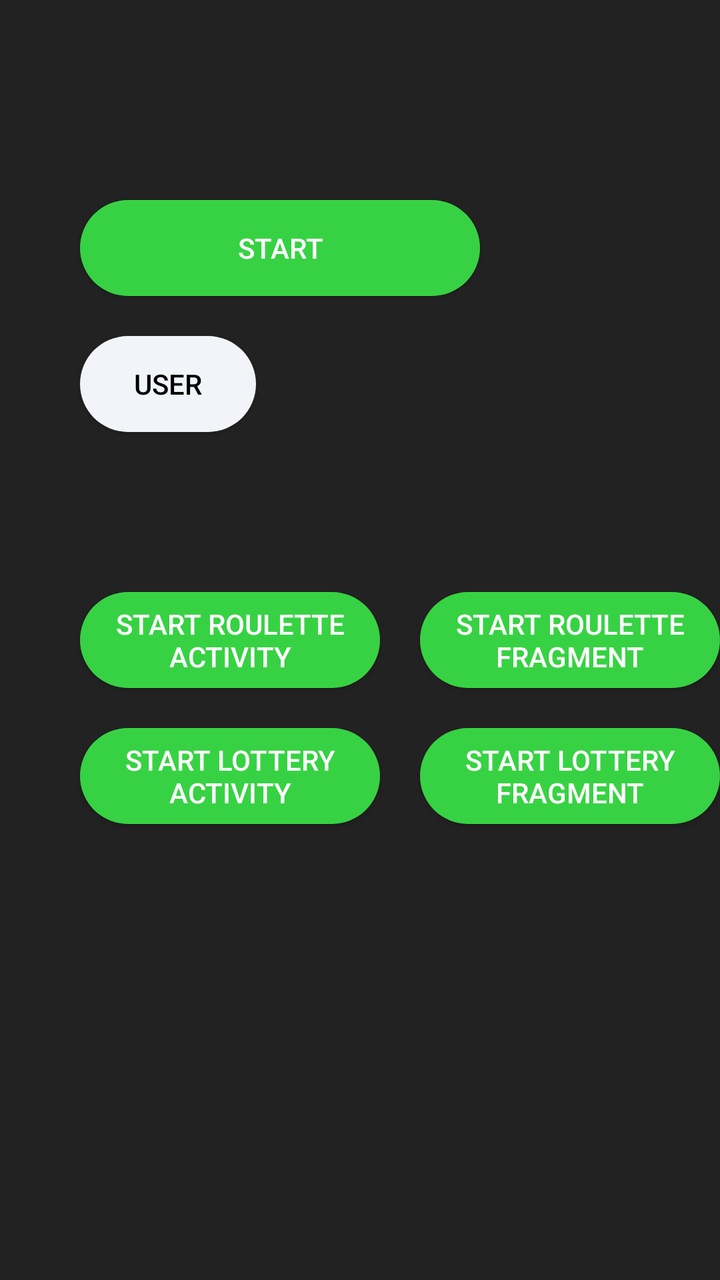
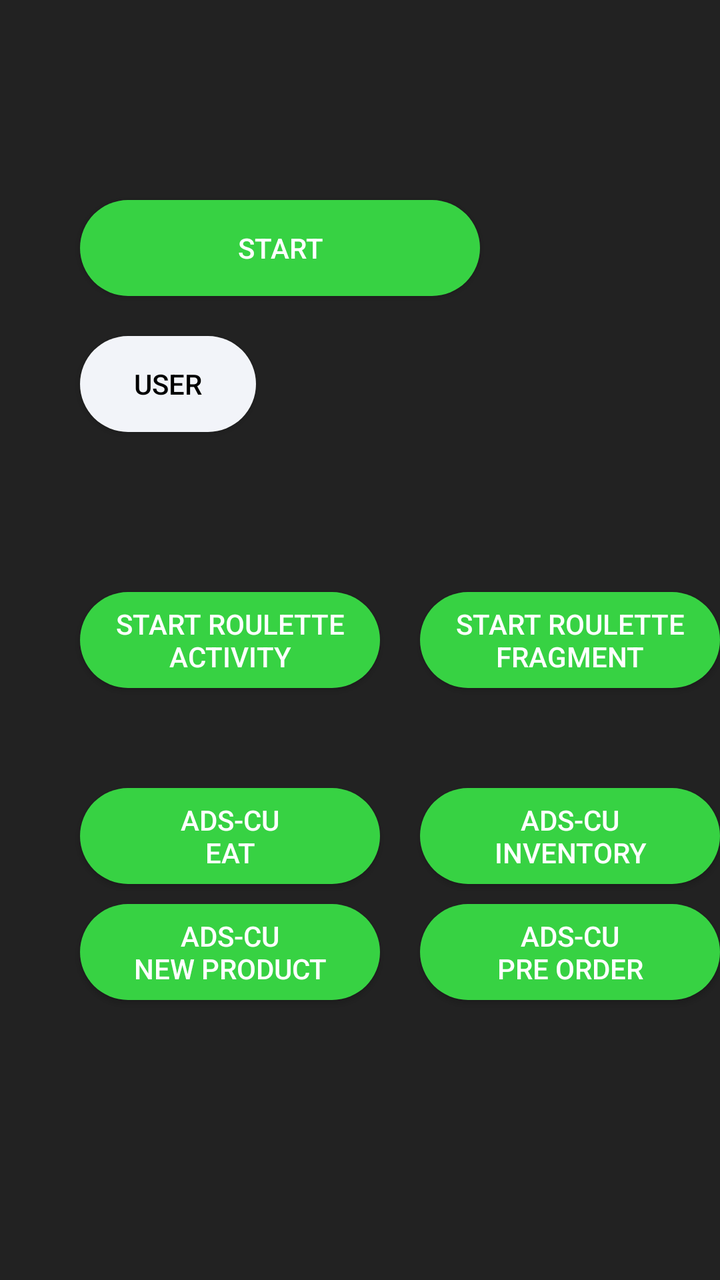

The first picture is an Android layout as it rendered before a commit; the second is the same layout after the commit. The layout source and the unified diff follow.
<!-- AndroidManifest.xml: application theme Theme.SamplePointCU -->
<!-- res/layout/fragment_sample_point4u.xml -->
<?xml version="1.0" encoding="utf-8"?>
<androidx.constraintlayout.widget.ConstraintLayout xmlns:android="http://schemas.android.com/apk/res/android"
    xmlns:app="http://schemas.android.com/apk/res-auto"
    android:layout_width="match_parent"
    android:layout_height="match_parent"
    android:background="#222222">

    <androidx.appcompat.widget.AppCompatButton
        android:id="@+id/btn_start"
        android:layout_width="200dp"
        android:layout_height="wrap_content"
        android:layout_marginStart="40dp"
        android:layout_marginTop="100dp"
        android:background="@drawable/bg_btn_selector_green"
        android:text="START"
        android:textColor="@android:color/white"
        app:layout_constraintLeft_toLeftOf="parent"
        app:layout_constraintTop_toTopOf="parent" />

    <androidx.appcompat.widget.AppCompatButton
        android:id="@+id/btn_user"
        android:layout_width="wrap_content"
        android:layout_height="wrap_content"
        android:layout_marginTop="20dp"
        android:background="@drawable/bg_white"
        android:text="USER"
        android:textColor="@android:color/black"
        app:layout_constraintLeft_toLeftOf="@id/btn_start"
        app:layout_constraintTop_toBottomOf="@id/btn_start" />

    <androidx.appcompat.widget.AppCompatTextView
        android:id="@+id/tv_user"
        android:layout_width="wrap_content"
        android:layout_height="wrap_content"
        android:layout_marginStart="10dp"
        android:textColor="@android:color/white"
        app:layout_constraintBottom_toBottomOf="@id/btn_user"
        app:layout_constraintLeft_toRightOf="@id/btn_user"
        app:layout_constraintTop_toTopOf="@id/btn_user" />

    <androidx.appcompat.widget.AppCompatButton
        android:id="@+id/btn_start_roulette_act"
        android:layout_width="150dp"
        android:layout_height="wrap_content"
        android:layout_marginTop="80dp"
        android:background="@drawable/bg_btn_selector_green"
        android:text="START ROULETTE ACTIVITY"
        android:textColor="@android:color/white"
        app:layout_constraintLeft_toLeftOf="@id/btn_start"
        app:layout_constraintTop_toBottomOf="@id/btn_user" />

    <androidx.appcompat.widget.AppCompatButton
        android:id="@+id/btn_start_lottery_act"
        android:layout_width="150dp"
        android:layout_height="wrap_content"
        android:layout_marginTop="20dp"
        android:background="@drawable/bg_btn_selector_green"
        android:text="START LOTTERY ACTIVITY"
        android:textColor="@android:color/white"
        app:layout_constraintLeft_toLeftOf="@id/btn_start"
        app:layout_constraintTop_toBottomOf="@id/btn_start_roulette_act" />

    <androidx.appcompat.widget.AppCompatButton
        android:id="@+id/btn_start_roulette_frag"
        android:layout_width="150dp"
        android:layout_height="wrap_content"
        android:layout_marginStart="20dp"
        android:background="@drawable/bg_btn_selector_green"
        android:text="START ROULETTE FRAGMENT"
        android:textColor="@android:color/white"
        app:layout_constraintBottom_toBottomOf="@id/btn_start_roulette_act"
        app:layout_constraintLeft_toRightOf="@id/btn_start_roulette_act" />

    <androidx.appcompat.widget.AppCompatButton
        android:id="@+id/btn_start_lottery_frag"
        android:layout_width="150dp"
        android:layout_height="wrap_content"
        android:layout_marginStart="20dp"
        android:background="@drawable/bg_btn_selector_green"
        android:text="START LOTTERY FRAGMENT"
        android:textColor="@android:color/white"
        app:layout_constraintBottom_toBottomOf="@id/btn_start_lottery_act"
        app:layout_constraintLeft_toRightOf="@id/btn_start_lottery_act" />
</androidx.constraintlayout.widget.ConstraintLayout>
<!-- resources referenced by this layout -->
<resources>
  <!-- drawable bg_btn_selector_green (drawable) -->
  <?xml version="1.0" encoding="utf-8"?>
  <selector xmlns:android="http://schemas.android.com/apk/res/android">
      
      <item android:state_pressed="true">
          <shape>
              <solid android:color="#35CC41" />
              <corners android:radius="24dp" />
  
          </shape>
      </item>
      
      <item android:state_pressed="false" android:state_selected="false">
          <shape>
              <solid android:color="#37D243" />
              <corners android:radius="24dp" />
          </shape>
      </item>
  </selector>
  <!-- drawable bg_white (drawable) -->
  <?xml version="1.0" encoding="utf-8"?>
  <shape xmlns:android="http://schemas.android.com/apk/res/android"
      android:shape="rectangle">
      <solid android:color="#F2F4F9" />
      <corners android:radius="24dp" />
      <stroke android:color="#666666" />
  </shape>
  <style name="Theme.SamplePointCU" parent="Base.Theme.SamplePointCU" />
  <style name="Base.Theme.SamplePointCU" parent="Theme.Material3.DayNight.NoActionBar">
          
          
      </style>
</resources>

<!-- the commit's change to res/layout/fragment_sample_point4u.xml (unified diff, before → after) -->
@@ -50,17 +50,6 @@
         app:layout_constraintTop_toBottomOf="@id/btn_user" />
 
     <androidx.appcompat.widget.AppCompatButton
-        android:id="@+id/btn_start_lottery_act"
-        android:layout_width="150dp"
-        android:layout_height="wrap_content"
-        android:layout_marginTop="20dp"
-        android:background="@drawable/bg_btn_selector_green"
-        android:text="START LOTTERY ACTIVITY"
-        android:textColor="@android:color/white"
-        app:layout_constraintLeft_toLeftOf="@id/btn_start"
-        app:layout_constraintTop_toBottomOf="@id/btn_start_roulette_act" />
-
-    <androidx.appcompat.widget.AppCompatButton
         android:id="@+id/btn_start_roulette_frag"
         android:layout_width="150dp"
         android:layout_height="wrap_content"
@@ -72,6 +61,18 @@
         app:layout_constraintLeft_toRightOf="@id/btn_start_roulette_act" />
 
     <androidx.appcompat.widget.AppCompatButton
+        android:id="@+id/btn_start_lottery_act"
+        android:layout_width="150dp"
+        android:layout_height="wrap_content"
+        android:layout_marginTop="20dp"
+        android:background="@drawable/bg_btn_selector_green"
+        android:text="START LOTTERY ACTIVITY"
+        android:textColor="@android:color/white"
+        android:visibility="gone"
+        app:layout_constraintLeft_toLeftOf="@id/btn_start"
+        app:layout_constraintTop_toBottomOf="@id/btn_start_roulette_act" />
+
+    <androidx.appcompat.widget.AppCompatButton
         android:id="@+id/btn_start_lottery_frag"
         android:layout_width="150dp"
         android:layout_height="wrap_content"
@@ -79,6 +80,51 @@
         android:background="@drawable/bg_btn_selector_green"
         android:text="START LOTTERY FRAGMENT"
         android:textColor="@android:color/white"
+        android:visibility="gone"
         app:layout_constraintBottom_toBottomOf="@id/btn_start_lottery_act"
         app:layout_constraintLeft_toRightOf="@id/btn_start_lottery_act" />
+
+    <androidx.appcompat.widget.AppCompatButton
+        android:id="@+id/btn_ad_eat"
+        android:layout_width="150dp"
+        android:layout_height="wrap_content"
+        android:layout_marginTop="50dp"
+        android:background="@drawable/bg_btn_selector_green"
+        android:text="ADS-CU\nEAT"
+        android:textColor="@android:color/white"
+        app:layout_constraintLeft_toLeftOf="@id/btn_start"
+        app:layout_constraintTop_toBottomOf="@id/btn_start_lottery_act" />
+
+    <androidx.appcompat.widget.AppCompatButton
+        android:id="@+id/btn_ad_inventory"
+        android:layout_width="150dp"
+        android:layout_height="wrap_content"
+        android:layout_marginLeft="20dp"
+        android:background="@drawable/bg_btn_selector_green"
+        android:text="ADS-CU\nINVENTORY"
+        android:textColor="@android:color/white"
+        app:layout_constraintLeft_toRightOf="@id/btn_ad_eat"
+        app:layout_constraintTop_toTopOf="@id/btn_ad_eat" />
+
+    <androidx.appcompat.widget.AppCompatButton
+        android:id="@+id/btn_ad_new_product"
+        android:layout_width="150dp"
+        android:layout_height="wrap_content"
+        android:layout_marginTop="10dp"
+        android:background="@drawable/bg_btn_selector_green"
+        android:text="ADS-CU\nNEW PRODUCT"
+        android:textColor="@android:color/white"
+        app:layout_constraintLeft_toLeftOf="@id/btn_start"
+        app:layout_constraintTop_toBottomOf="@id/btn_ad_eat" />
+
+    <androidx.appcompat.widget.AppCompatButton
+        android:id="@+id/btn_ad_pre_order"
+        android:layout_width="150dp"
+        android:layout_height="wrap_content"
+        android:layout_marginLeft="20dp"
+        android:background="@drawable/bg_btn_selector_green"
+        android:text="ADS-CU\nPRE ORDER"
+        android:textColor="@android:color/white"
+        app:layout_constraintLeft_toRightOf="@id/btn_ad_new_product"
+        app:layout_constraintTop_toTopOf="@id/btn_ad_new_product" />
 </androidx.constraintlayout.widget.ConstraintLayout>
